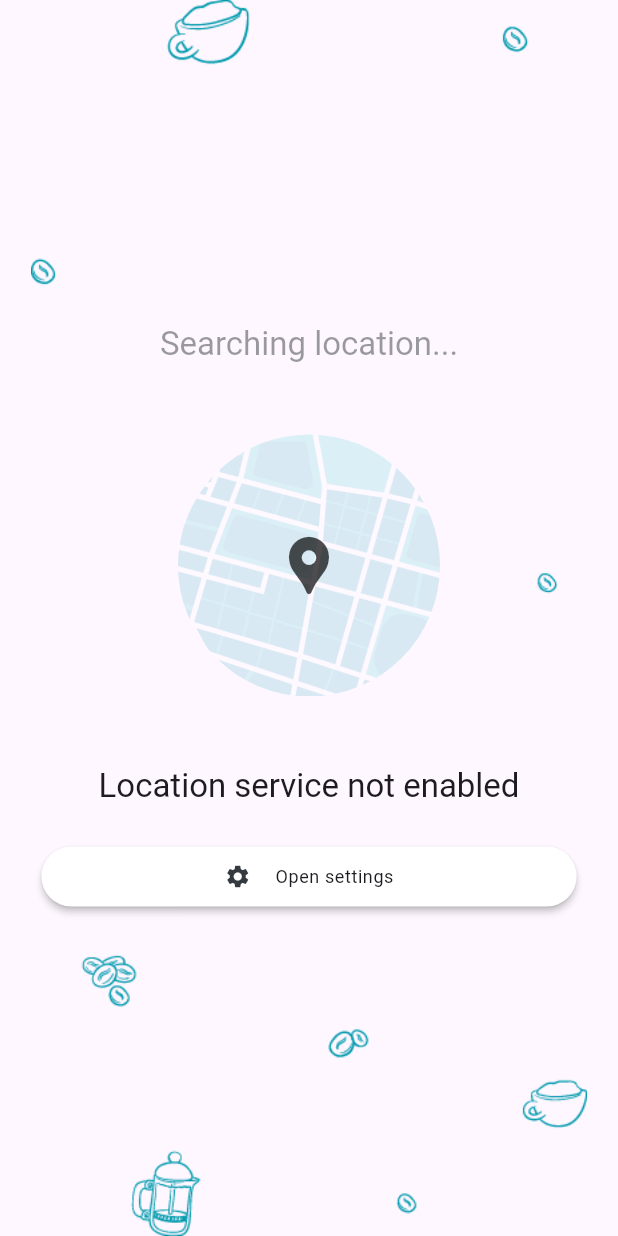
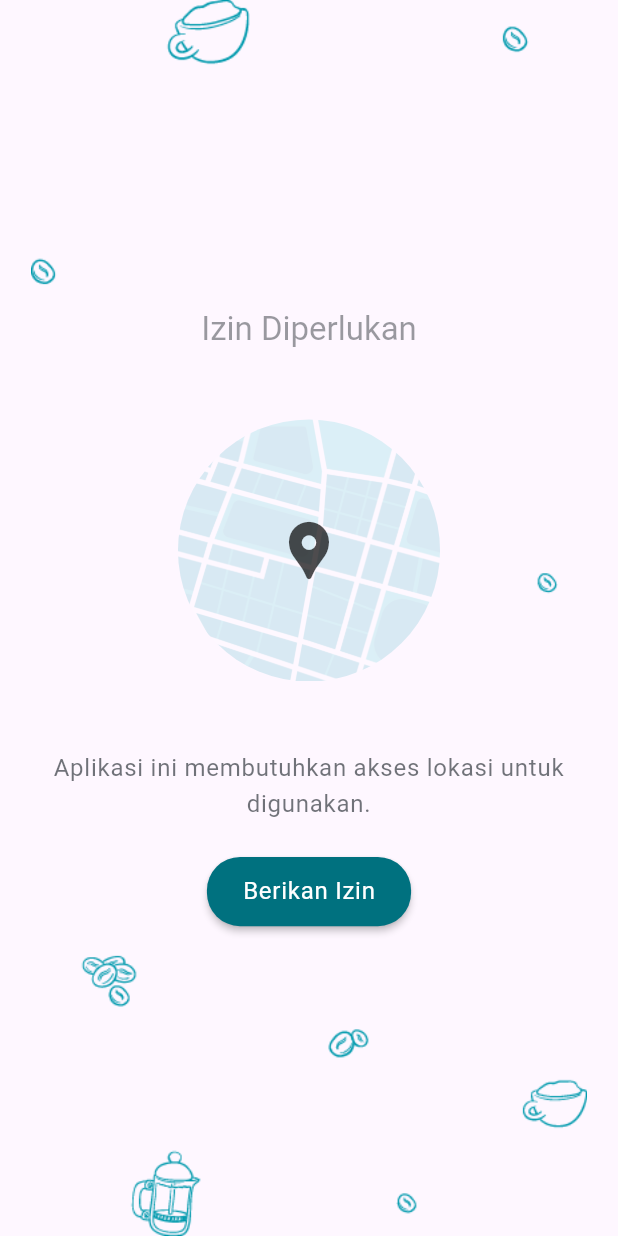
Before and after one commit to tektungg/venturo-javacode-rama, a Flutter app: the GetLocationScreen screen opened by its route, on a phone screen of 412 x 824 dp. Run offline on Flutter 3.47's test engine with Material 3 defaults, Android fonts, the phone set to English and light mode, and no system bars; our stand-ins replace device_info_plus, dio, firebase_analytics, firebase_auth, firebase_core, flutter_conditional_rendering and 11 more; missing offline and left inert: app_settings, fast_rsa, flutter_inappwebview, panara_dialogs; accounts and stored records are empty; key blocks and very long unbroken strings in the code were emptied for the run.

Commit message:
add : location permission

```diff
--- a/lib/features/get_location/view/ui/get_location_screen.dart
+++ b/lib/features/get_location/view/ui/get_location_screen.dart
@@ -12,8 +12,11 @@ class GetLocationScreen extends StatelessWidget {
 
   @override
   Widget build(BuildContext context) {
+    final GetLocationController controller = Get.put(GetLocationController());
+
     return Scaffold(
       body: WillPopScope(
+        onWillPop: () async => false,
         child: Container(
           alignment: Alignment.center,
           width: double.infinity,
@@ -30,8 +33,75 @@ class GetLocationScreen extends StatelessWidget {
             crossAxisAlignment: CrossAxisAlignment.center,
             mainAxisSize: MainAxisSize.min,
             children: [
+              Obx(() {
+                if (controller.statusLocation.value == 'request_permission') {
+                  return Column(
+                    children: [
                       Text(
-                'Searching location...'.tr,
+                        'Izin Diperlukan'.tr,
+                        style: Get.textTheme.titleLarge!
+                            .copyWith(color: ColorStyle.dark.withOpacity(0.5)),
+                        textAlign: TextAlign.center,
+                      ),
+                      SizedBox(height: 50.h),
+                      Stack(
+                        children: [
+                          ClipOval(
+                            child: Opacity(
+                              opacity: 0.15,
+                              child: Image.asset(
+                                ImageConstant.location,
+                                width: 190.r,
+                                height: 190.r,
+                                fit: BoxFit.cover,
+                              ),
+                            ),
+                          ),
+                          Padding(
+                            padding: EdgeInsets.all(70.r),
+                            child: Opacity(
+                              opacity: 0.8,
+                              child: Icon(
+                                Icons.location_pin,
+                                size: 50.r,
+                              ),
+                            ),
+                          ),
+                        ],
+                      ),
+                      SizedBox(height: 50.h),
+                      Text(
+                        'Aplikasi ini membutuhkan akses lokasi untuk digunakan.'
+                            .tr,
+                        textAlign: TextAlign.center,
+                        style: Get.textTheme.bodyLarge!
+                            .copyWith(color: ColorStyle.dark.withOpacity(0.7)),
+                      ),
+                      SizedBox(height: 24.h),
+                      ElevatedButton(
+                        onPressed: controller.requestPermission,
+                        style: ElevatedButton.styleFrom(
+                          backgroundColor: ColorStyle.primary,
+                          elevation: 2,
+                          padding: EdgeInsets.symmetric(
+                              horizontal: 24.w, vertical: 12.h),
+                          shape: RoundedRectangleBorder(
+                            borderRadius: BorderRadius.circular(24.r),
+                          ),
+                        ),
+                        child: Text(
+                          'Berikan Izin'.tr,
+                          style: Get.textTheme.bodyLarge!
+                              .copyWith(color: ColorStyle.white),
+                        ),
+                      ),
+                    ],
+                  );
+                } else {
+                  return Column(
+                    children: [
+                      Text(
+                        'Mencari lokasi...'.tr,
                         style: Get.textTheme.titleLarge!
                             .copyWith(color: ColorStyle.dark.withOpacity(0.5)),
                         textAlign: TextAlign.center,
@@ -67,29 +137,32 @@ class GetLocationScreen extends StatelessWidget {
                         () => ConditionalSwitch.single<String>(
                           context: context,
                           valueBuilder: (context) =>
-                      GetLocationController.to.statusLocation.value,
+                              controller.statusLocation.value,
                           caseBuilders: {
                             'error': (context) => Column(
                                   mainAxisSize: MainAxisSize.min,
                                   children: [
                                     Text(
-                              GetLocationController.to.messageLocation.value,
+                                      controller.messageLocation.value,
                                       style: Get.textTheme.titleLarge,
                                       textAlign: TextAlign.center,
                                     ),
                                     SizedBox(height: 24.h),
                                     ElevatedButton(
-                              onPressed: () => AppSettings.openAppSettings(),
+                                      onPressed: () =>
+                                          AppSettings.openAppSettings(),
                                       style: ElevatedButton.styleFrom(
                                         backgroundColor: Colors.white,
                                         elevation: 2,
                                         padding: EdgeInsets.zero,
                                         shape: RoundedRectangleBorder(
-                                  borderRadius: BorderRadius.circular(24.r),
+                                          borderRadius:
+                                              BorderRadius.circular(24.r),
                                         ),
                                       ),
                                       child: Row(
-                                mainAxisAlignment: MainAxisAlignment.center,
+                                        mainAxisAlignment:
+                                            MainAxisAlignment.center,
                                         children: [
                                           const Icon(
                                             Icons.settings,
@@ -97,7 +170,7 @@ class GetLocationScreen extends StatelessWidget {
                                           ),
                                           SizedBox(width: 16.w),
                                           Text(
-                                    'Open settings'.tr,
+                                            'Buka pengaturan'.tr,
                                             style: Get.textTheme.bodySmall,
                                           ),
                                         ],
@@ -106,20 +179,24 @@ class GetLocationScreen extends StatelessWidget {
                                   ],
                                 ),
                             'success': (context) => Text(
-                          GetLocationController.to.address.value!,
+                                  controller.address.value!,
                                   style: Get.textTheme.titleLarge,
                                   textAlign: TextAlign.center,
                                 ),
                           },
-                  fallbackBuilder: (context) => const CircularProgressIndicator(
+                          fallbackBuilder: (context) =>
+                              const CircularProgressIndicator(
                             color: ColorStyle.primary,
                           ),
                         ),
                       ),
                     ],
+                  );
+                }
+              }),
+            ],
           ),
         ),
-        onWillPop: () async => false,
       ),
     );
   }
--- a/lib/features/sign_in/controllers/sign_in_controller.dart
+++ b/lib/features/sign_in/controllers/sign_in_controller.dart
@@ -50,7 +50,7 @@ class SignInController extends GetxController {
       if (emailCtrl.text == "admin@gmail.com" && passwordCtrl.text == "admin") {
         EasyLoading.dismiss();
         _saveSession();
-        Get.offAllNamed(Routes.profileRoute); // Navigate to profile screen
+        Get.offAllNamed(Routes.getLocationRoute); // Navigate to get location screen
       } else {
         EasyLoading.dismiss();
         PanaraInfoDialog.show(
@@ -88,7 +88,7 @@ class SignInController extends GetxController {
 
       await _auth.signInWithCredential(credential);
       _saveSession();
-      Get.offAllNamed(Routes.profileRoute); // Navigate to profile screen
+      Get.offAllNamed(Routes.getLocationRoute); // Navigate to get location screen
     } catch (e) {
       Get.snackbar("Error", "Failed to sign in with Google: $e",
           duration: const Duration(seconds: 2));
```
Also changed, not shown: lib/features/get_location/controllers/get_location_controller.dart (+19 -9 lines), lib/features/profile/controllers/profile_controller.dart (+0 -7 lines). Lines whose indentation alone changed are shown as unchanged.
